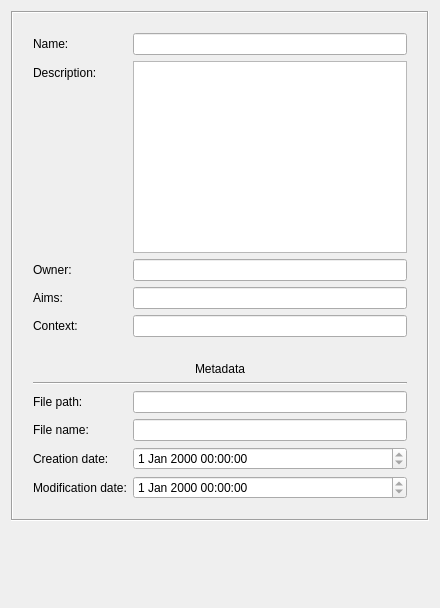
This is trunk/interface/project/HeaderLayout.ui in e-foto/e-foto as Qt 5 draws it before an edit. The edited form follows.
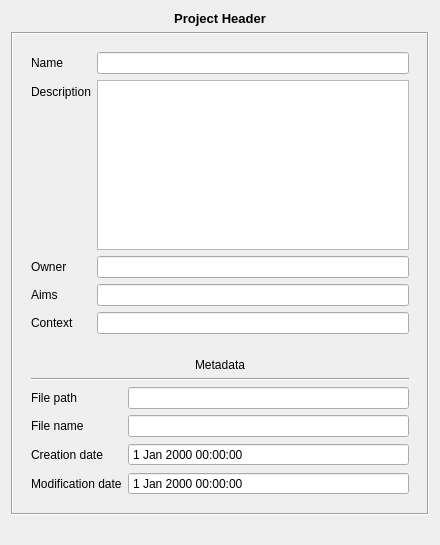
This is the edited form.

Commit message: Layouts updated and new FlightForm Added.

The edit to the form file:
```diff
--- a/trunk/interface/project/HeaderLayout.ui
+++ b/trunk/interface/project/HeaderLayout.ui
@@ -7,14 +7,14 @@
     <x>0</x>
     <y>0</y>
     <width>440</width>
-    <height>608</height>
+    <height>545</height>
    </rect>
   </property>
   <property name="windowTitle">
    <string>Form</string>
   </property>
-  <layout class="QVBoxLayout" name="verticalLayout">
-   <item>
+  <layout class="QGridLayout" name="gridLayout">
+   <item row="1" column="0">
     <widget class="QFrame" name="frame">
      <property name="frameShape">
       <enum>QFrame::Box</enum>
@@ -22,20 +22,20 @@
      <property name="frameShadow">
       <enum>QFrame::Sunken</enum>
      </property>
+     <layout class="QVBoxLayout" name="verticalLayout">
+      <item>
+       <widget class="QFrame" name="frame_3">
+        <property name="frameShape">
+         <enum>QFrame::NoFrame</enum>
+        </property>
+        <property name="frameShadow">
+         <enum>QFrame::Raised</enum>
+        </property>
      <layout class="QFormLayout" name="formLayout">
-      <property name="fieldGrowthPolicy">
-       <enum>QFormLayout::AllNonFixedFieldsGrow</enum>
-      </property>
-      <property name="horizontalSpacing">
-       <number>6</number>
-      </property>
-      <property name="margin">
-       <number>20</number>
-      </property>
       <item row="0" column="0">
        <widget class="QLabel" name="labelName">
         <property name="text">
-         <string>Name:</string>
+            <string>Name</string>
         </property>
         <property name="buddy">
          <cstring>lineEditName</cstring>
@@ -48,7 +48,7 @@
       <item row="1" column="0">
        <widget class="QLabel" name="labelDescription">
         <property name="text">
-         <string>Description:</string>
+            <string>Description</string>
         </property>
         <property name="buddy">
          <cstring>textEditDescription</cstring>
@@ -61,7 +61,7 @@
       <item row="2" column="0">
        <widget class="QLabel" name="labelOwner">
         <property name="text">
-         <string>Owner:</string>
+            <string>Owner</string>
         </property>
         <property name="buddy">
          <cstring>lineEditOwner</cstring>
@@ -74,7 +74,7 @@
       <item row="3" column="0">
        <widget class="QLabel" name="labelAims">
         <property name="text">
-         <string>Aims:</string>
+            <string>Aims</string>
         </property>
         <property name="buddy">
          <cstring>lineEditAims</cstring>
@@ -87,7 +87,7 @@
       <item row="4" column="0">
        <widget class="QLabel" name="labelContext">
         <property name="text">
-         <string>Context:</string>
+            <string>Context</string>
         </property>
         <property name="buddy">
          <cstring>lineEditContext</cstring>
@@ -97,43 +97,36 @@
       <item row="4" column="1">
        <widget class="QLineEdit" name="lineEditContext"/>
       </item>
-      <item row="6" column="0" colspan="2">
-       <widget class="QLabel" name="labelMetadata">
-        <property name="sizePolicy">
-         <sizepolicy hsizetype="Preferred" vsizetype="Preferred">
-          <horstretch>0</horstretch>
-          <verstretch>0</verstretch>
-         </sizepolicy>
-        </property>
-        <property name="text">
-         <string>Metadata</string>
-        </property>
-        <property name="alignment">
-         <set>Qt::AlignBottom|Qt::AlignHCenter</set>
-        </property>
-        <property name="margin">
-         <number>-3</number>
-        </property>
+        </layout>
        </widget>
       </item>
-      <item row="7" column="0" colspan="2">
-       <widget class="Line" name="line">
+      <item>
+       <widget class="QFrame" name="metadataFrame">
+        <property name="frameShape">
+         <enum>QFrame::NoFrame</enum>
+        </property>
+        <property name="frameShadow">
+         <enum>QFrame::Raised</enum>
+        </property>
+        <layout class="QFormLayout" name="formLayout_2">
+         <item row="1" column="0" colspan="2">
+          <widget class="Line" name="lineMetadata">
         <property name="orientation">
          <enum>Qt::Horizontal</enum>
         </property>
        </widget>
       </item>
-      <item row="9" column="0">
+         <item row="2" column="0">
        <widget class="QLabel" name="labelFilePath">
         <property name="text">
-         <string>File path:</string>
+            <string>File path</string>
         </property>
         <property name="buddy">
          <cstring>lineEditFilePath</cstring>
         </property>
        </widget>
       </item>
-      <item row="9" column="1">
+         <item row="2" column="1">
        <widget class="QLineEdit" name="lineEditFilePath">
         <property name="enabled">
          <bool>true</bool>
@@ -143,17 +136,17 @@
         </property>
        </widget>
       </item>
-      <item row="10" column="0">
+         <item row="3" column="0">
        <widget class="QLabel" name="labelFileName">
         <property name="text">
-         <string>File name:</string>
+            <string>File name</string>
         </property>
         <property name="buddy">
          <cstring>lineEditFileName</cstring>
         </property>
        </widget>
       </item>
-      <item row="10" column="1">
+         <item row="3" column="1">
        <widget class="QLineEdit" name="lineEditFileName">
         <property name="enabled">
          <bool>true</bool>
@@ -163,17 +156,17 @@
         </property>
        </widget>
       </item>
-      <item row="11" column="0">
+         <item row="4" column="0">
        <widget class="QLabel" name="labelCreationDate">
         <property name="text">
-         <string>Creation date:</string>
+            <string>Creation date</string>
         </property>
         <property name="buddy">
          <cstring>dateTimeEditCreationDate</cstring>
         </property>
        </widget>
       </item>
-      <item row="11" column="1">
+         <item row="4" column="1">
        <widget class="QDateTimeEdit" name="dateTimeEditCreationDate">
         <property name="enabled">
          <bool>true</bool>
@@ -181,45 +174,60 @@
         <property name="readOnly">
          <bool>true</bool>
         </property>
-       </widget>
-      </item>
-      <item row="12" column="0">
+           <property name="buttonSymbols">
+            <enum>QAbstractSpinBox::NoButtons</enum>
+           </property>
+          </widget>
+         </item>
+         <item row="5" column="0">
        <widget class="QLabel" name="labelModificationDate">
         <property name="text">
-         <string>Modification date:</string>
+            <string>Modification date</string>
         </property>
         <property name="buddy">
          <cstring>dateTimeEditModificationDate</cstring>
         </property>
        </widget>
       </item>
-      <item row="12" column="1">
-       <widget class="QDateTimeEdit" name="dateTimeEditModificationDate">
-        <property name="enabled">
-         <bool>true</bool>
-        </property>
-        <property name="readOnly">
-         <bool>true</bool>
-        </property>
-       </widget>
-      </item>
       <item row="5" column="1">
-       <spacer name="verticalSpacer_2">
-        <property name="orientation">
-         <enum>Qt::Vertical</enum>
-        </property>
-        <property name="sizeHint" stdset="0">
-         <size>
-          <width>20</width>
-          <height>13</height>
-         </size>
-        </property>
-       </spacer>
-      </item>
+          <widget class="QDateTimeEdit" name="dateTimeEditModificationDate">
+           <property name="enabled">
+            <bool>true</bool>
+           </property>
+           <property name="readOnly">
+            <bool>true</bool>
+           </property>
+           <property name="buttonSymbols">
+            <enum>QAbstractSpinBox::NoButtons</enum>
+           </property>
+          </widget>
+         </item>
+         <item row="0" column="0" colspan="2">
+          <widget class="QLabel" name="labelMetadata">
+           <property name="sizePolicy">
+            <sizepolicy hsizetype="Preferred" vsizetype="Preferred">
+             <horstretch>0</horstretch>
+             <verstretch>0</verstretch>
+            </sizepolicy>
+           </property>
+           <property name="text">
+            <string>Metadata</string>
+           </property>
+           <property name="alignment">
+            <set>Qt::AlignBottom|Qt::AlignHCenter</set>
+           </property>
+           <property name="margin">
+            <number>0</number>
+           </property>
+          </widget>
+         </item>
      </layout>
     </widget>
    </item>
-   <item>
+     </layout>
+    </widget>
+   </item>
+   <item row="2" column="0">
     <spacer name="verticalSpacer">
      <property name="orientation">
       <enum>Qt::Vertical</enum>
@@ -232,6 +240,20 @@
      </property>
     </spacer>
    </item>
+   <item row="0" column="0">
+    <widget class="QLabel" name="label">
+     <property name="text">
+      <string>&lt;!DOCTYPE HTML PUBLIC &quot;-//W3C//DTD HTML 4.0//EN&quot; &quot;http://www.w3.org/TR/REC-html40/strict.dtd&quot;&gt;
+&lt;html&gt;&lt;head&gt;&lt;meta name=&quot;qrichtext&quot; content=&quot;1&quot; /&gt;&lt;style type=&quot;text/css&quot;&gt;
+p, li { white-space: pre-wrap; }
+&lt;/style&gt;&lt;/head&gt;&lt;body style=&quot; font-family:'Sans'; font-size:10pt; font-weight:400; font-style:normal;&quot;&gt;
+&lt;p style=&quot; margin-top:0px; margin-bottom:0px; margin-left:0px; margin-right:0px; -qt-block-indent:0; text-indent:0px;&quot;&gt;&lt;span style=&quot; font-weight:600;&quot;&gt;Project Header&lt;/span&gt;&lt;/p&gt;&lt;/body&gt;&lt;/html&gt;</string>
+     </property>
+     <property name="alignment">
+      <set>Qt::AlignCenter</set>
+     </property>
+    </widget>
+   </item>
   </layout>
  </widget>
  <resources/>
```
Lines whose indentation alone changed are shown as unchanged. The commit also changes 16 other files.
